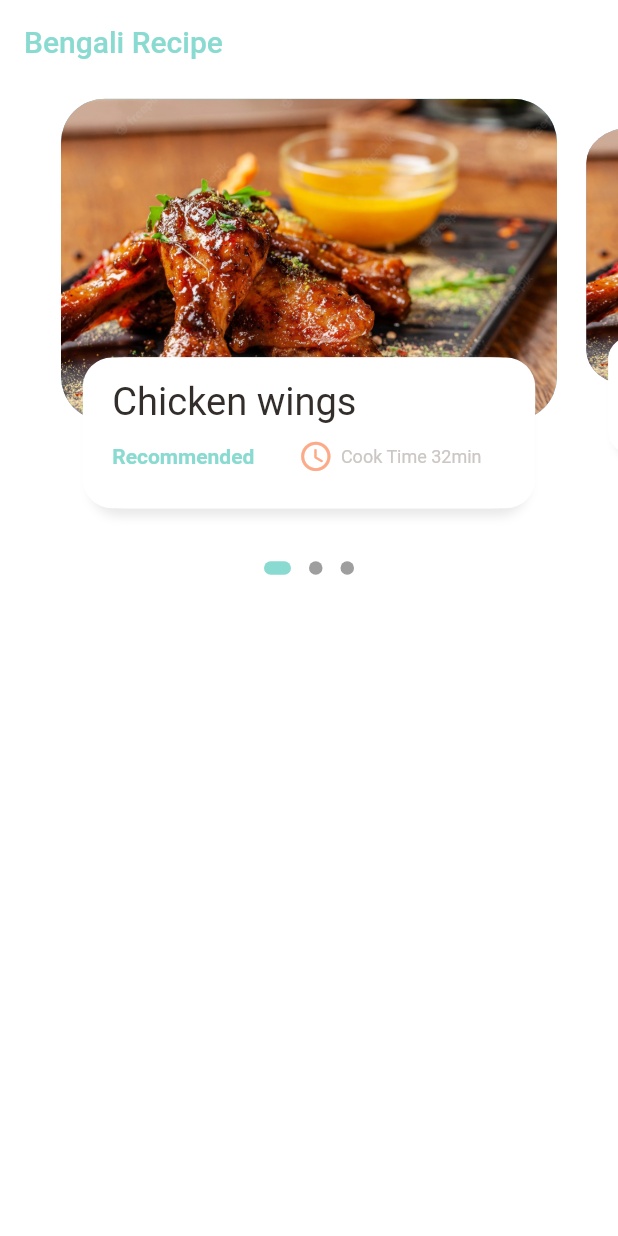
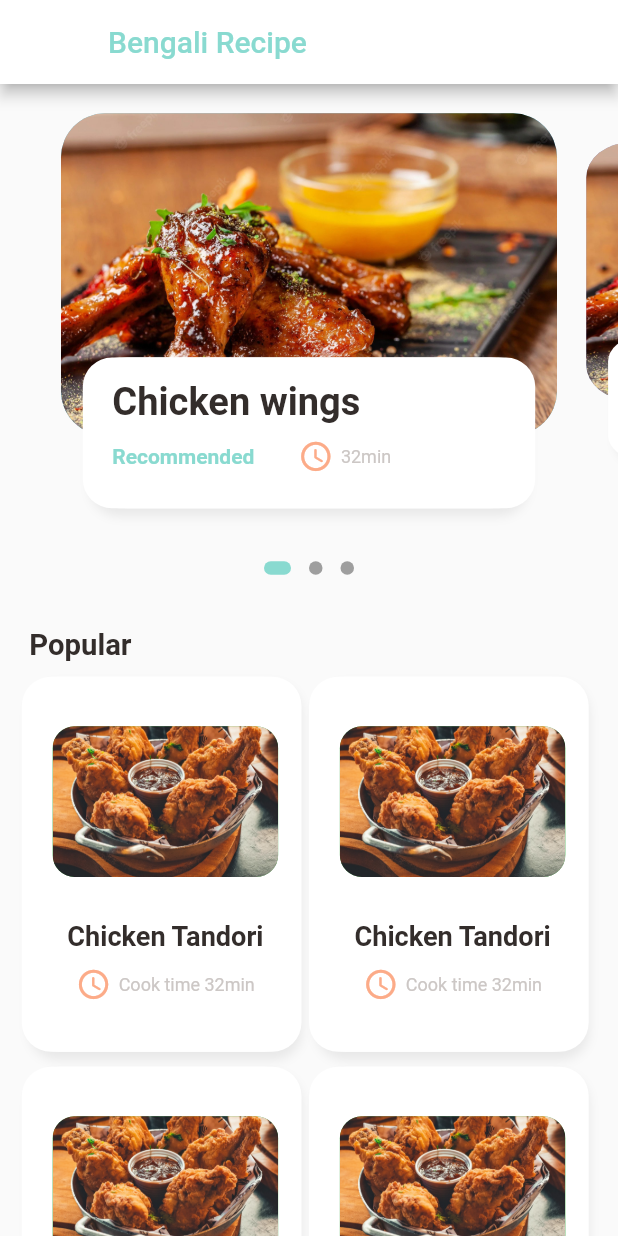
Before and after one commit to mostafijur566/recipe_app_flutter, a Flutter app: the HomePage screen opened directly, on a phone screen of 412 x 824 dp. Run offline on Flutter 3.47's test engine with Material 2 defaults, Android fonts, the phone set to English and light mode, and no system bars; drawn by our look-alikes of dots_indicator; our stand-ins replace get.

Commit message:
popular section added on home

```diff
--- a/lib/main.dart
+++ b/lib/main.dart
@@ -1,6 +1,7 @@
 import 'package:flutter/material.dart';
 import 'package:get/get_navigation/src/root/get_material_app.dart';
 import 'package:recipe_app_flutter/pages/home/home_page.dart';
+import 'package:recipe_app_flutter/pages/recipe/recommended_recipe_details.dart';
 import 'package:recipe_app_flutter/utils/app_colors.dart';
 
 void main() {
@@ -25,9 +26,8 @@ class MyApp extends StatelessWidget {
         // or simply save your changes to "hot reload" in a Flutter IDE).
         // Notice that the counter didn't reset back to zero; the application
         // is not restarted.
-        scaffoldBackgroundColor: Colors.white
       ),
-      home: const HomePage(),
+      home: const RecommendedRecipeDetails(),
     );
   }
 }
--- a/lib/pages/home/home_page.dart
+++ b/lib/pages/home/home_page.dart
@@ -19,12 +19,13 @@ class _HomePageState extends State<HomePage> {
   PageController pageController = PageController(viewportFraction: 0.85);
 
   var _currPageValue = 0.0;
-  double _scaleFactor = 0.8;
-  double _height = Dimensions.pageViewContainer;
+  final double _scaleFactor = 0.8;
+  final double _height = Dimensions.pageViewContainer;
 
   @override
   void initState() {
     super.initState();
+    print(Dimensions.screenWidth);
     pageController.addListener(() {
       setState(() {
         _currPageValue = pageController.page!;
@@ -42,17 +43,18 @@ class _HomePageState extends State<HomePage> {
   Widget build(BuildContext context) {
     return Scaffold(
       appBar: AppBar(
-        title: Text('Bengali Recipe',
+        title: const Text('Bengali Recipe',
           style: TextStyle(
             color: AppColors.mainColor
           ),
         ),
-        elevation: 0,
+        //elevation: 0,
         backgroundColor: Colors.white,
       ),
-      body: Column(
+      body: ListView(
         children: [
           Container(
+            padding: EdgeInsets.only(top: Dimensions.height10),
             height: Dimensions.pageView,
             child: PageView.builder(
               controller: pageController,
@@ -75,6 +77,72 @@ class _HomePageState extends State<HomePage> {
               )
             ),
           ),
+
+          SizedBox(height: Dimensions.height30,),
+          Container(
+            alignment: Alignment.centerLeft,
+            margin: EdgeInsets.only(left: Dimensions.height20),
+            child: BigText(text: 'Popular',),
+          ),
+          SizedBox(height: Dimensions.height10,),
+
+          GridView.builder(
+           physics: NeverScrollableScrollPhysics(),
+            padding: EdgeInsets.only(left: Dimensions.height20, right: Dimensions.height20, bottom: Dimensions.height20),
+              shrinkWrap: true,
+              gridDelegate: const SliverGridDelegateWithFixedCrossAxisCount(
+                  crossAxisCount: 2,
+                mainAxisSpacing: 10,
+                crossAxisSpacing: 10,
+                mainAxisExtent: 250
+              ),
+              itemCount: 7,
+              itemBuilder: (context, index){
+                return Container(
+                  child: Column(
+                    mainAxisAlignment: MainAxisAlignment.center,
+                    children: [
+                      Container(
+                        width: Dimensions.width150,
+                        height: Dimensions.height100,
+                        //child: Image.asset('assets/images/chicken.jpg', fit: BoxFit.cover,),
+                        decoration: BoxDecoration(
+                          borderRadius: BorderRadius.circular(Dimensions.height15),
+                          color: Colors.green,
+                          image: DecorationImage(
+                            image: AssetImage('assets/images/chicken.jpg',),
+                            fit: BoxFit.fill
+                          )
+                        ),
+                      ),
+
+                      SizedBox(height: Dimensions.height30,),
+                      Flexible(
+                          child: BigText(
+                              text: 'Chicken Tandori', size: Dimensions.font18,),
+                      ),
+
+                      SizedBox(height: Dimensions.height10,),
+                      IconAndTextWidget(
+                          icon: Icons.access_time_rounded,
+                          text: 'Cook time 32min',
+                          iconColor: AppColors.iconColor2)
+                    ],
+                  ),
+
+                  decoration: BoxDecoration(
+                    borderRadius: BorderRadius.circular(Dimensions.radius20),
+                    color: Colors.white,
+                      boxShadow: const [
+                        BoxShadow(
+                            color: Color(0xFFe8e8e8),
+                            blurRadius: 5.0,
+                            offset: Offset(0, 5)),
+                        BoxShadow(color: Colors.white, offset: Offset(-5, 0)),
+                      ]
+                  ),
+                );
+              })
         ],
       ),
     );
@@ -137,7 +205,7 @@ class _HomePageState extends State<HomePage> {
               decoration: BoxDecoration(
                   borderRadius: BorderRadius.circular(Dimensions.radius20),
                   color: Colors.white,
-                  boxShadow: [
+                  boxShadow: const [
                     BoxShadow(
                         color: Color(0xFFe8e8e8),
                         blurRadius: 5.0,
@@ -159,7 +227,7 @@ class _HomePageState extends State<HomePage> {
                     ),
                     Row(
                       children: [
-                        Text('Recommended',
+                        const Text('Recommended',
                           style: TextStyle(
                             color: AppColors.mainColor,
                             fontWeight: FontWeight.bold
@@ -170,7 +238,7 @@ class _HomePageState extends State<HomePage> {
                         ),
                         IconAndTextWidget(
                             icon: Icons.access_time_rounded,
-                            text: 'Cook Time 32min',
+                            text: '32min',
                             iconColor: AppColors.iconColor2),
                       ],
                     ),
--- a/lib/utils/dimensions.dart
+++ b/lib/utils/dimensions.dart
@@ -10,15 +10,24 @@ class Dimensions{
   static double pageViewTextContainer = screenHeight / 7.03;
   static double pageContainerBox = screenHeight / 8.2;
 
+  static double width150 = screenWidth / 2.74;
+
+  static double height5 = screenHeight / 164;
   static double height10 = screenHeight / 84.4;
   static double height15 = screenHeight / 56.27;
+  static double height20 = screenHeight / 42.2;
   static double height30 = screenHeight / 28.13;
+  static double height45 = screenHeight / 18.74;
+  static double height100 = screenHeight / 8.2;
 
   static double font20 = screenHeight / 42.2;
+  static double font18 = screenHeight / 45.56;
   static double font26 = screenHeight / 32.46;
 
   static double radius20 = screenHeight / 42.2;
   static double radius30 = screenHeight / 28.13;
 
   static double iconSize24 = screenHeight / 35.17;
+
+  static double popularFoodImgSize = screenHeight / 2.41;
 }
--- a/lib/widgets/big_text.dart
+++ b/lib/widgets/big_text.dart
@@ -21,7 +21,7 @@ class BigText extends StatelessWidget {
       overflow: overflow,
       style: TextStyle(
         color: color,
-        fontWeight: FontWeight.w400,
+        fontWeight: FontWeight.w600,
         fontFamily: 'Roboto',
         fontSize: size == 0 ? Dimensions.font20 : size
       ),
--- a/lib/widgets/icon_and_text_widget.dart
+++ b/lib/widgets/icon_and_text_widget.dart
@@ -17,6 +17,7 @@ class IconAndTextWidget extends StatelessWidget {
   @override
   Widget build(BuildContext context) {
     return Row(
+      mainAxisAlignment: MainAxisAlignment.center,
       children: [
         Icon(icon, color: iconColor, size: Dimensions.iconSize24,),
         SizedBox(width: 5,),
```
Also changed, not shown: lib/utils/app_constants.dart (added, +8 -0 lines), lib/widgets/app_column.dart (added, +75 -0 lines), lib/widgets/app_icon.dart (added, +36 -0 lines), lib/widgets/expandable_text_widget.dart (added, +77 -0 lines), assets/images/chicken.jpg (added), lib/pages/recipe/recommended_recipe_details.dart (added).
